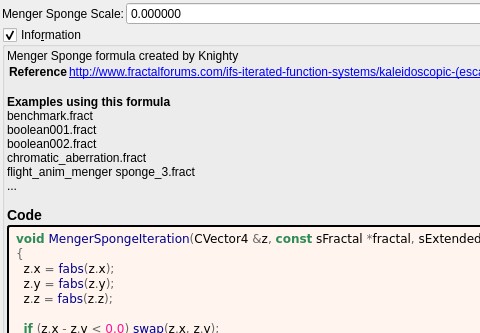
Before: the Qt Designer form mandelbulber2/formula/ui/menger_sponge.ui in buddhi1980/mandelbulber2, drawn with Qt 5; both pictures show x 0 to 480 and y 0 to 333 of the 781 by 821 pixel window.
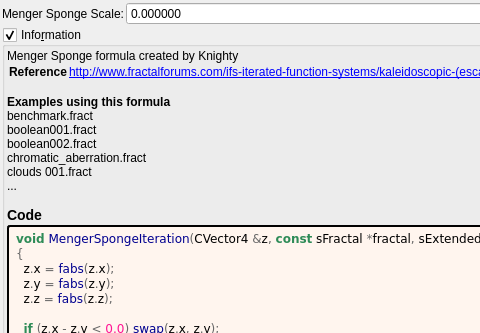
After: the same form once the commit is applied. Custom widgets are drawn as their Qt base class.

Patch:
```diff
--- a/mandelbulber2/formula/ui/menger_sponge.ui
+++ b/mandelbulber2/formula/ui/menger_sponge.ui
@@ -105,7 +105,7 @@
 &lt;tr&gt;&lt;th&gt;Reference&lt;/th&gt;&lt;td&gt;&lt;a href=&quot;http://www.fractalforums.com/ifs-iterated-function-systems/kaleidoscopic-(escape-time-ifs)/&quot;&gt;http://www.fractalforums.com/ifs-iterated-function-systems/kaleidoscopic-(escape-time-ifs)/&lt;br&gt;
 &lt;/td&gt;&lt;/tr&gt;
 &lt;/table&gt;
-&lt;br&gt;&lt;b&gt;Examples using this formula&lt;/b&gt;&lt;br&gt;benchmark.fract&lt;br&gt;boolean001.fract&lt;br&gt;boolean002.fract&lt;br&gt;chromatic_aberration.fract&lt;br&gt;flight_anim_menger sponge_3.fract&lt;br&gt;...&lt;h3&gt;Code&lt;/h3&gt;</string>
+&lt;br&gt;&lt;b&gt;Examples using this formula&lt;/b&gt;&lt;br&gt;benchmark.fract&lt;br&gt;boolean001.fract&lt;br&gt;boolean002.fract&lt;br&gt;chromatic_aberration.fract&lt;br&gt;clouds 001.fract&lt;br&gt;...&lt;h3&gt;Code&lt;/h3&gt;</string>
         </property>
         <property name="wordWrap">
          <bool>true</bool>
```
